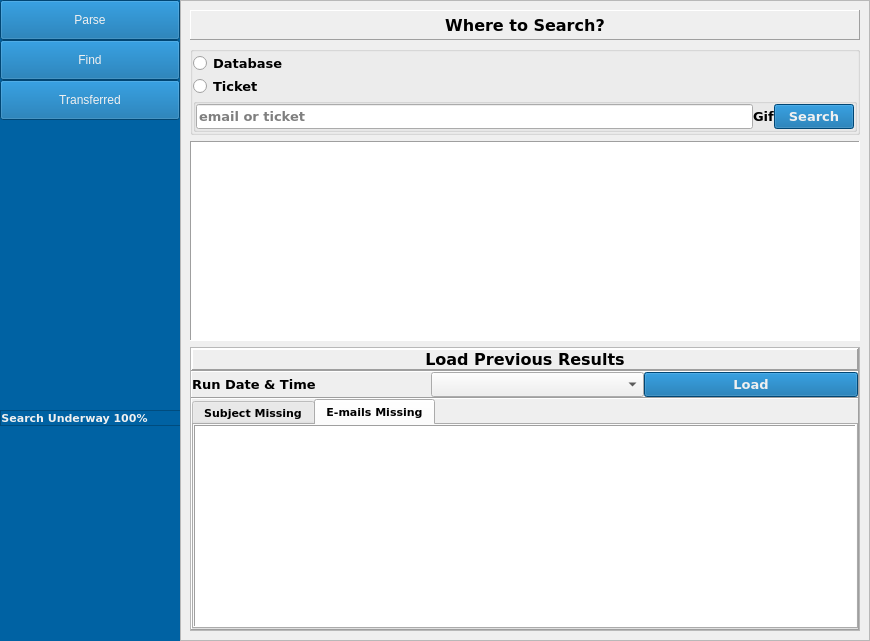
The window that new_gui_pyqt.ui (givemeway/search-ticketing) describes before a commit, drawn with Qt 5.
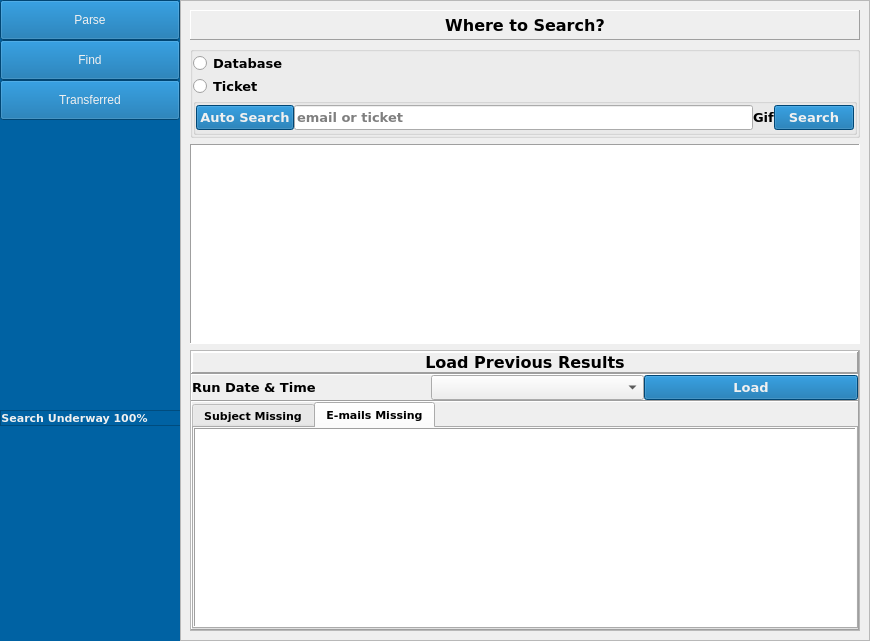
The same window after the commit. The open tabs and pages were chosen to show the change. Icons and pictures are not drawn.

Commit message: Added Auto Search Feature

```diff
--- a/new_gui_pyqt.ui
+++ b/new_gui_pyqt.ui
@@ -1507,9 +1507,6 @@
                           <property name="spacing">
                            <number>0</number>
                           </property>
-                          <property name="sizeConstraint">
-                           <enum>QLayout::SetMinAndMaxSize</enum>
-                          </property>
                           <property name="leftMargin">
                            <number>0</number>
                           </property>
@@ -1522,6 +1519,40 @@
                           <property name="bottomMargin">
                            <number>0</number>
                           </property>
+                          <item>
+                           <widget class="QPushButton" name="pushButton_7">
+                            <property name="font">
+                             <font>
+                              <family>Verdana</family>
+                              <pointsize>10</pointsize>
+                              <bold>true</bold>
+                             </font>
+                            </property>
+                            <property name="cursor">
+                             <cursorShape>PointingHandCursor</cursorShape>
+                            </property>
+                            <property name="styleSheet">
+                             <string notr="true">background-color:#0062A3;
+color:#F0F0F0;</string>
+                            </property>
+                            <property name="text">
+                             <string>Auto Search</string>
+                            </property>
+                            <property name="icon">
+                             <iconset resource="new_gui_pyqt.qrc">
+                              <normaloff>:/icons/icons/1492.gif</normaloff>:/icons/icons/1492.gif</iconset>
+                            </property>
+                            <property name="iconSize">
+                             <size>
+                              <width>16</width>
+                              <height>16</height>
+                             </size>
+                            </property>
+                            <property name="shortcut">
+                             <string>Return</string>
+                            </property>
+                           </widget>
+                          </item>
                           <item>
                            <widget class="QLineEdit" name="lineEdit">
                             <property name="minimumSize">
@@ -1748,9 +1779,6 @@
                           <property name="spacing">
                            <number>0</number>
                           </property>
-                          <property name="sizeConstraint">
-                           <enum>QLayout::SetMinAndMaxSize</enum>
-                          </property>
                           <property name="leftMargin">
                            <number>0</number>
                           </property>
```
Left out of the diff: 46 changed lines with no effect on the pictures. The commit also changes 7 other files.
